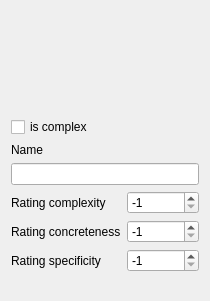
First picture: the form in Classes/CppQtConceptMap/qtconceptmapconceptdialog.ui, repository richelbilderbeek/ProjectRichelBilderbeek, before the edit.
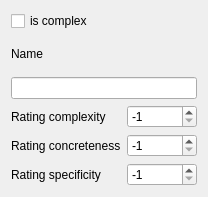
Second picture: the form after the edit. Custom widgets are drawn as their Qt base class.

```diff
--- a/Classes/CppQtConceptMap/qtconceptmapconceptdialog.ui
+++ b/Classes/CppQtConceptMap/qtconceptmapconceptdialog.ui
@@ -6,32 +6,47 @@
    <rect>
     <x>0</x>
     <y>0</y>
-    <width>210</width>
-    <height>301</height>
+    <width>208</width>
+    <height>197</height>
    </rect>
   </property>
-  <property name="windowTitle">
-   <string>QtExampleDialog</string>
-  </property>
-  <layout class="QFormLayout" name="formLayout">
-   <item row="0" column="0" colspan="2">
-    <widget class="ribi::cmap::QtExamplesDialog" name="qtexamplesdialog" native="true">
      <property name="minimumSize">
       <size>
-       <width>0</width>
-       <height>100</height>
-      </size>
-     </property>
+    <width>208</width>
+    <height>197</height>
+   </size>
+  </property>
+  <property name="windowTitle">
+   <string>QtExampleDialog</string>
+  </property>
+  <layout class="QVBoxLayout" name="verticalLayout">
+   <item>
+    <widget class="QCheckBox" name="box_is_complex">
+     <property name="text">
+      <string>is complex</string>
+     </property>
     </widget>
    </item>
-   <item row="4" column="0">
+   <item>
+    <widget class="QLabel" name="label_name">
+     <property name="text">
+      <string>Name</string>
+     </property>
+    </widget>
+   </item>
+   <item>
+    <widget class="QLineEdit" name="edit_name"/>
+   </item>
+   <item>
+    <layout class="QFormLayout" name="formLayout">
+     <item row="0" column="0">
     <widget class="QLabel" name="label_rating_complexity">
      <property name="text">
       <string>Rating complexity</string>
      </property>
     </widget>
    </item>
-   <item row="4" column="1">
+     <item row="0" column="1">
     <widget class="QSpinBox" name="box_rating_complexity">
      <property name="minimum">
       <number>-1</number>
@@ -47,14 +62,14 @@
      </property>
     </widget>
    </item>
-   <item row="5" column="0">
+     <item row="1" column="0">
     <widget class="QLabel" name="label_rating_concreteness">
      <property name="text">
       <string>Rating concreteness</string>
      </property>
     </widget>
    </item>
-   <item row="5" column="1">
+     <item row="1" column="1">
     <widget class="QSpinBox" name="box_rating_concreteness">
      <property name="minimum">
       <number>-1</number>
@@ -70,14 +85,14 @@
      </property>
     </widget>
    </item>
-   <item row="6" column="0">
+     <item row="2" column="0">
     <widget class="QLabel" name="label_rating_specificity">
      <property name="text">
       <string>Rating specificity</string>
      </property>
     </widget>
    </item>
-   <item row="6" column="1">
+     <item row="2" column="1">
     <widget class="QSpinBox" name="box_rating_specificity">
      <property name="minimum">
       <number>-1</number>
@@ -93,33 +108,10 @@
      </property>
     </widget>
    </item>
-   <item row="1" column="0" colspan="2">
-    <widget class="QCheckBox" name="box_is_complex">
-     <property name="text">
-      <string>is complex</string>
-     </property>
-    </widget>
+    </layout>
    </item>
-   <item row="3" column="0" colspan="2">
-    <widget class="QLineEdit" name="edit_name"/>
-   </item>
-   <item row="2" column="0" colspan="2">
-    <widget class="QLabel" name="label_name">
-     <property name="text">
-      <string>Name</string>
-     </property>
-    </widget>
-   </item>
   </layout>
  </widget>
- <customwidgets>
-  <customwidget>
-   <class>ribi::cmap::QtExamplesDialog</class>
-   <extends>QWidget</extends>
-   <header>qtconceptmapexamplesdialog.h</header>
-   <container>1</container>
-  </customwidget>
- </customwidgets>
  <tabstops>
   <tabstop>box_is_complex</tabstop>
  </tabstops>
```
Lines whose indentation alone changed are shown as unchanged.
